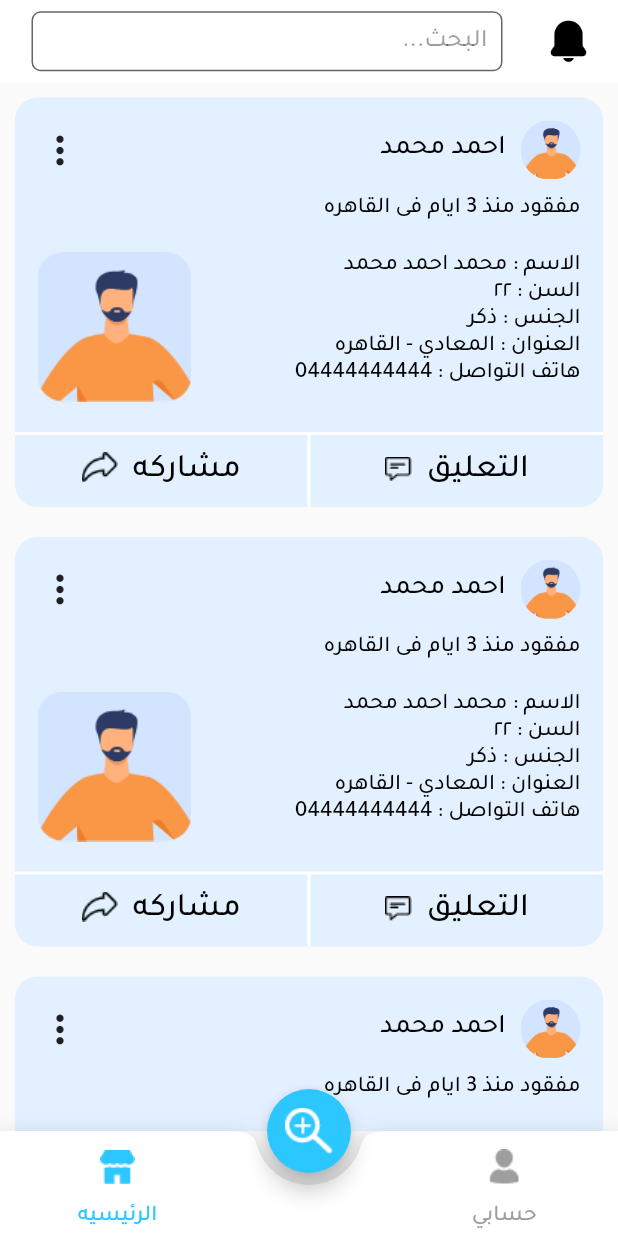
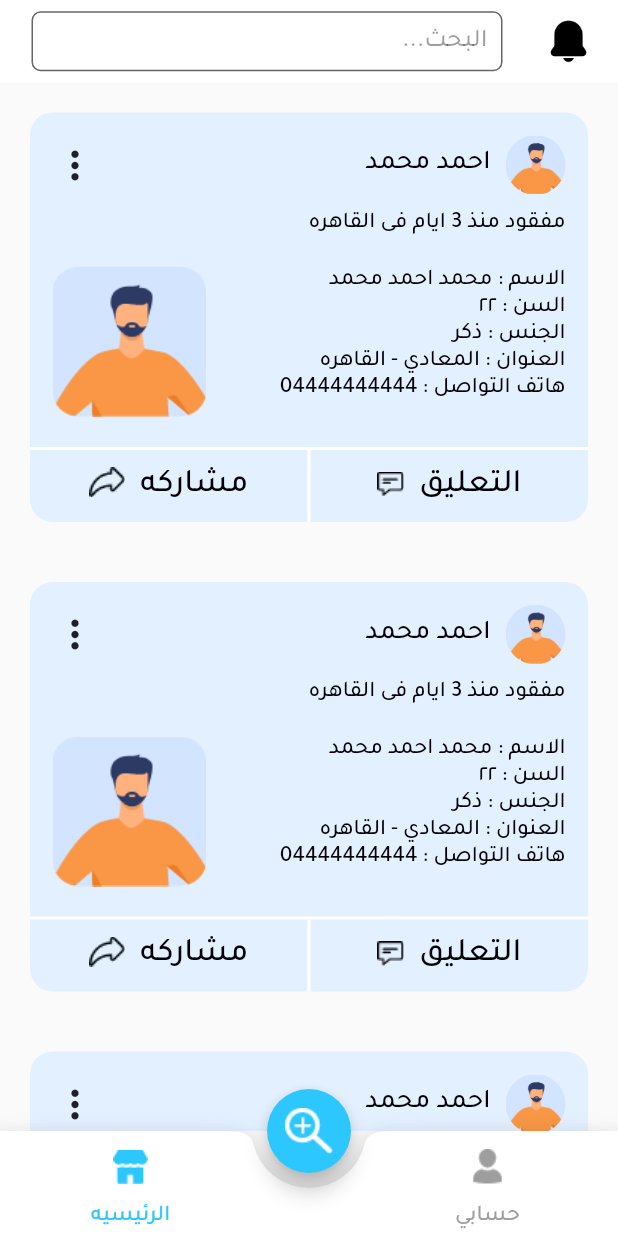
Before and after one commit to Mostafa-Osman/lost_app, a Flutter app: the screen it shows after launch, on a phone screen of 412 x 824 dp. Run offline on Flutter 3.47's test engine with Material 2 defaults, Android fonts, the light colour scheme and no system bars; our stand-ins replace hexcolor, pin_code_fields, smooth_page_indicator, timer_count_down.

Commit message:
update splash, home

```diff
--- /dev/null
+++ b/lib/home/appbar_widget.dart
@@ -0,0 +1,76 @@
+import 'package:flutter/material.dart';
+import 'package:lost_app/shared/components/text_class.dart';
+import 'package:lost_app/shared/components/text_form_field_class.dart';
+
+TextEditingController homeAppBarController = TextEditingController();
+TextEditingController accAppBarController = TextEditingController();
+
+PreferredSizeWidget homeAppBar() {
+  return AppBar(
+    backgroundColor: Colors.white,
+    elevation: 0.0,
+    toolbarHeight: 55,
+    title: Container(
+        decoration: BoxDecoration(
+          color: Colors.white,
+          //borderRadius: BorderRadius.circular(15),
+        ),
+        child: Padding(
+          padding: const EdgeInsets.all(5.0),
+          child: ConstrainedBox(
+            constraints: BoxConstraints.tightFor(height: 40),
+            child: TextFormFieldClass(
+              controller: homeAppBarController,
+              roundedRectangleBorder: 6,
+              textHint: 'البحث...',
+            ),
+          ),
+        )),
+    leading: Padding(
+      padding: const EdgeInsets.only(right: 10.0),
+      child: IconButton(
+        iconSize: 2,
+        icon: Image.asset(
+          'assets/icons/notification.png',
+          color: Colors.black,
+        ),
+        onPressed: () {},
+      ),
+    ),
+  );
+}
+
+PreferredSizeWidget accountAppBar() {
+  return AppBar(
+    backgroundColor: Colors.white,
+    elevation: 0.0,
+    //toolbarHeight: 55,
+    title: TextClass(
+      text: 'الملف الشخصي',
+      fontSize: 20,
+
+    ),
+    leading: Padding(
+      padding: const EdgeInsets.only(right: 15.0),
+      child: IconButton(
+        iconSize: 28,
+        color: Colors.black,
+        icon: Icon(Icons.settings_rounded,),
+        onPressed: () {},
+      ),
+    ),
+    actions: [
+      Padding(
+        padding: const EdgeInsets.only(left: 15.0),
+        child: IconButton(
+          iconSize: 28,
+          color: Colors.black,
+          icon: Image.asset(
+            'assets/icons/profile_acc_ic.png',
+          ),
+          onPressed: () {},
+        ),
+      ),
+    ],
+  );
+}
--- a/lib/home/bottom_navigation_bar.dart
+++ b/lib/home/bottom_navigation_bar.dart
@@ -1,6 +1,9 @@
 import 'package:flutter/material.dart';
 import 'package:hexcolor/hexcolor.dart';
+import 'package:lost_app/home/account.dart';
 import 'package:lost_app/home/home.dart';
+import 'package:lost_app/home/appbar_widget.dart';
+import 'package:lost_app/shared/components/text_button_class.dart';
 import 'package:lost_app/shared/components/text_class.dart';
 import 'package:lost_app/shared/components/text_form_field_class.dart';
 
@@ -10,51 +13,23 @@ class HomeScreen extends StatefulWidget {
 }
 
 class _HomeScreenState extends State<HomeScreen> {
-  TextEditingController controller = TextEditingController();
   Color bottomNavBarAccColor = Colors.grey;
   Color bottomNavBarHomeColor = HexColor('#2DC7FF');
-
-  PreferredSizeWidget appbar() {
-    return AppBar(
-      backgroundColor: Colors.white,
-      elevation: 0.0,
-      toolbarHeight: 55,
-      title: Container(
-          decoration: BoxDecoration(
-            color: Colors.white,
-            //borderRadius: BorderRadius.circular(15),
-          ),
-          child: Padding(
-            padding: const EdgeInsets.all(5.0),
-            child: ConstrainedBox(
-                constraints: BoxConstraints.tightFor(height: 40),
-                child: TextFormFieldClass(
-                controller: controller,
-                roundedRectangleBorder: 6,
-                textHint: 'البحث...',
-              ),
-            ),
-          )),
-      leading: Padding(
-        padding: const EdgeInsets.only(right: 10.0),
-        child: IconButton(
-          iconSize: 2,
-          icon: Image.asset(
-            'assets/icons/notification.png',
-            color: Colors.black,
-          ),
-          onPressed: () {},
-        ),
-      ),
-    );
-  }
+  int indexPage = 0;
+  Map<int, PreferredSizeWidget> appBar = {
+    0: homeAppBar(),
+    1: accountAppBar(),
+  };
+  Map<int, Widget> page = {
+    0: HomePageClass(),
+    1: AccountPageClass(),
+  };
 
   @override
   Widget build(BuildContext context) {
     return Scaffold(
-      appBar: appbar(),
-
-      body: HomePageClass(),
+      appBar: appBar[indexPage],
+      body: page[indexPage],
 
       floatingActionButton: FloatingActionButton(
         backgroundColor: HexColor('#2DC7FF'),
@@ -77,7 +52,7 @@ class _HomeScreenState extends State<HomeScreen> {
         shape: CircularNotchedRectangle(),
         elevation: 10.0,
         //shape of notch
-        notchMargin: 8,
+        notchMargin: 10,
         //notche margin between floating button and bottom appbar
         child: Container(
           height: 70,
@@ -86,21 +61,21 @@ class _HomeScreenState extends State<HomeScreen> {
             mainAxisSize: MainAxisSize.max,
             mainAxisAlignment: MainAxisAlignment.spaceAround,
             children: <Widget>[
-              Column(
+              Expanded(
+                child: FlatButton(
+                  child: Padding(
+                    padding: const EdgeInsets.only(right: 8.0),
+                    child: Column(
                       children: [
                         IconButton(
                           iconSize: 10,
+                          highlightColor: Colors.black,
                           icon: Image.asset(
                             'assets/icons/account.png',
                             color: bottomNavBarAccColor,
+                          ),
+                          onPressed: null,
 
-                    ),
-                    onPressed: () {
-                      setState(() {
-                        bottomNavBarAccColor = HexColor('#2DC7FF');
-                        bottomNavBarHomeColor = Colors.grey;
-                      });
-                    },
                         ),
                         TextClass(
                           text: 'حسابي',
@@ -110,10 +85,23 @@ class _HomeScreenState extends State<HomeScreen> {
                         ),
                       ],
                     ),
-              SizedBox(
-                width: 0,
                   ),
-              Container(
+                  onPressed: () {
+                    setState(() {
+                      if (indexPage != 1) {
+                        bottomNavBarAccColor = HexColor('#2DC7FF');
+                        bottomNavBarHomeColor = Colors.grey;
+                        indexPage = 1;
+                      }
+                    });
+                  },
+                ),
+              ),
+              SizedBox(width: 80,),
+              Expanded(
+                child: FlatButton(
+                  child: Padding(
+                    padding: const EdgeInsets.only(left: 8.0),
                     child: Column(
                       children: [
                         IconButton(
@@ -122,12 +110,7 @@ class _HomeScreenState extends State<HomeScreen> {
                             'assets/icons/home.png',
                             color: bottomNavBarHomeColor,
                           ),
-                      onPressed: () {
-                        setState(() {
-                          bottomNavBarHomeColor = HexColor('#2DC7FF');
-                          bottomNavBarAccColor = Colors.grey;
-                        });
-                      },
+                          onPressed: null,
                         ),
                         TextClass(
                           text: 'الرئيسيه',
@@ -138,6 +121,17 @@ class _HomeScreenState extends State<HomeScreen> {
                       ],
                     ),
                   ),
+                  onPressed: () {
+                    setState(() {
+                      if (indexPage != 0) {
+                        bottomNavBarHomeColor = HexColor('#2DC7FF');
+                        bottomNavBarAccColor = Colors.grey;
+                        indexPage = 0;
+                      }
+                    });
+                  },
+                ),
+              ),
             ],
           ),
         ),
--- a/lib/home/home.dart
+++ b/lib/home/home.dart
@@ -15,7 +15,7 @@ class _HomePageClassState extends State<HomePageClass> {
     return ListView.builder(
       itemBuilder: (ctx, index) {
         return Padding(
-          padding: const EdgeInsets.all(10.0),
+          padding: const EdgeInsets.all(20.0),
           child: Container(
             height: 273.0,
             decoration: BoxDecoration(
@@ -161,7 +161,7 @@ class _HomePageClassState extends State<HomePageClass> {
                         ),
                       ),
                       Container(
-                        height: 48,
+                        //height: 60,
                         width: 2,
                         color: Colors.white,
                       ),
--- a/lib/shared/components/text_class.dart
+++ b/lib/shared/components/text_class.dart
@@ -16,6 +16,7 @@ class TextClass extends StatelessWidget {
   //initial Text color black
   late Color textColor;
 
+  TextOverflow? overflow;
 
   //initial Text backgroundColor white
   // Color backgroundColor = Colors.white,
@@ -26,6 +27,7 @@ class TextClass extends StatelessWidget {
     this.textAlign = TextAlign.center,
     this.fontWeight = FontWeight.normal,
     this.textColor = Colors.black,
+    this.overflow,
   });
 
   @override
@@ -33,6 +35,7 @@ class TextClass extends StatelessWidget {
     return Text(
       text,
       textAlign: textAlign,
+      overflow: overflow,
       style: TextStyle(
         fontSize: fontSize,
         fontWeight: fontWeight,
```
Also changed, not shown: lib/home/account.dart (+363 -0 lines), assets/icons/profile_acc_ic.png (added). Lines whose indentation alone changed are shown as unchanged.
